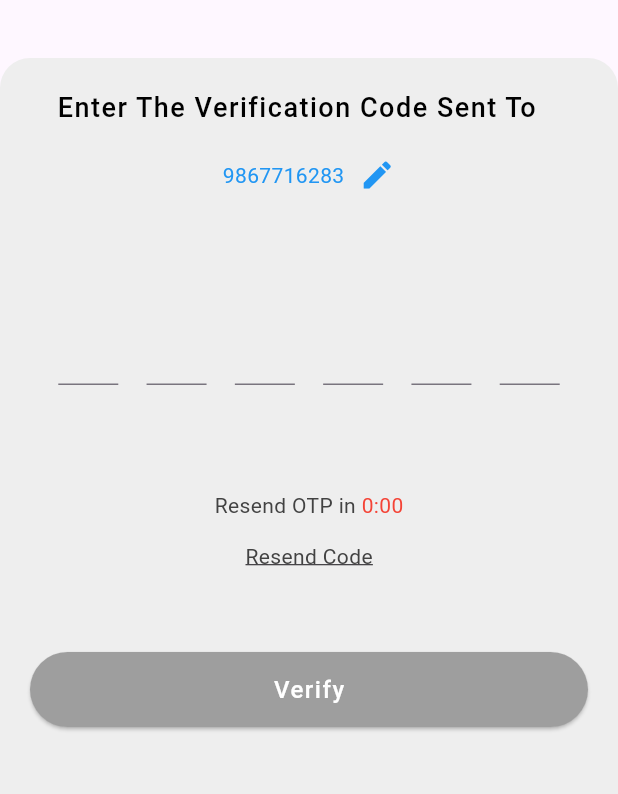
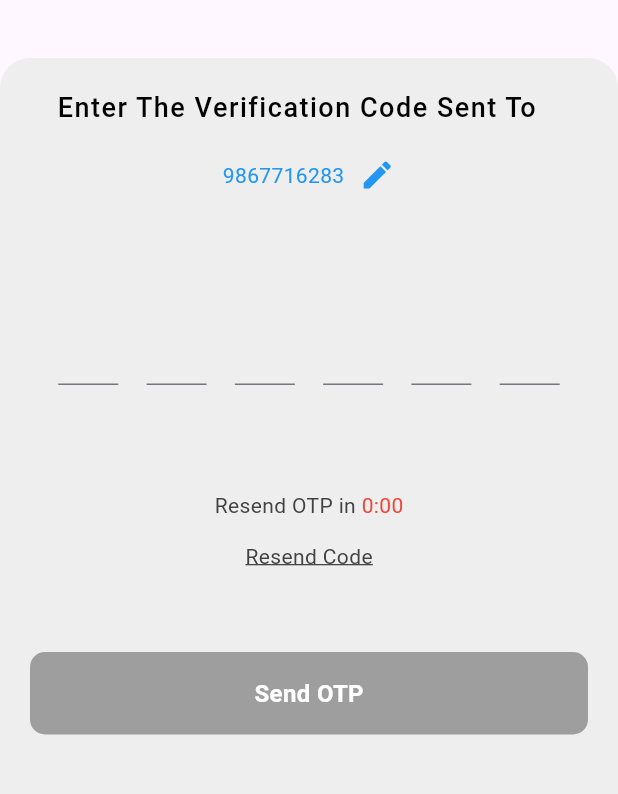
Before and after one commit to snehalshirke/onyx, a Flutter app: the OtpVerificationScreen screen opened by its route, on a phone screen of 412 x 824 dp, the part 119-913 px from its top. Run offline on Flutter 3.47's test engine with Material 3 defaults, Android fonts, the phone set to English and light mode, and no system bars; our stand-ins replace another_flushbar, fluttertoast, shared_preferences; accounts and stored records are empty; Roboto replaces fonts that are missing (Barlow-Medium.ttf, Lato-Bold.ttf).

```diff
--- a/lib/view/otpverification_screen.dart
+++ b/lib/view/otpverification_screen.dart
@@ -2,6 +2,8 @@ import 'dart:async';
 
 import 'package:flutter/material.dart';
 import 'package:flutter/services.dart';
+import 'package:onyx/res/components/round_button.dart';
+import 'package:onyx/utils/routes/routes_name.dart';
 
 class OtpVerificationScreen extends StatefulWidget {
   const OtpVerificationScreen({super.key});
@@ -60,7 +62,7 @@ class _OtpVerificationScreenState extends State<OtpVerificationScreen> {
                   icon: const Icon(Icons.arrow_back),
                   onPressed: () {
                     // Handle back button press
-                    Navigator.pushNamed(context, 'loginpage');
+                    Navigator.pushNamed(context, RoutesName.login);
                   },
                 ),
                 const SizedBox(width: 80),
@@ -247,29 +249,12 @@ class _OtpVerificationScreenState extends State<OtpVerificationScreen> {
                   ),
                   // Full-width button
                   const SizedBox(height: 50),
-                  SizedBox(
-                    width: double.infinity,
-                    height: 50,
-                    child: ElevatedButton(
-                      onPressed: () {
-                        Navigator.pushNamed(context, 'homepage');
-                      },
-                      //onPressed: isButtonEnabled ? () => startTimer() : null,
-                      style: ElevatedButton.styleFrom(
-                        backgroundColor:
-                            isButtonEnabled ? Colors.black : Colors.grey,
-                      ),
-                      child: const Text(
-                        "Verify",
-                        style: TextStyle(
-                          color: Colors.white,
-                          fontFamily: 'Barlow-Medium.ttf',
-                          fontSize: 16,
-                          fontWeight: FontWeight.w500,
-                          letterSpacing: 1,
-                        ),
-                      ),
-                    ),
+                  RoundButton(
+                    title: 'Send OTP',
+                    onPress: () {
+                      Navigator.pushNamed(context, RoutesName.home);
+                    },
+                    color: isButtonEnabled ? Colors.black : Colors.grey,
                   ),
                 ],
               ),
@@ -282,7 +267,7 @@ class _OtpVerificationScreenState extends State<OtpVerificationScreen> {
 
   void handleVerifyButton() {
     // Handle button press
-    Navigator.pushNamed(context, 'homepage');
+    Navigator.pushNamed(context, RoutesName.home);
   }
 
   void startTimer() {
```
